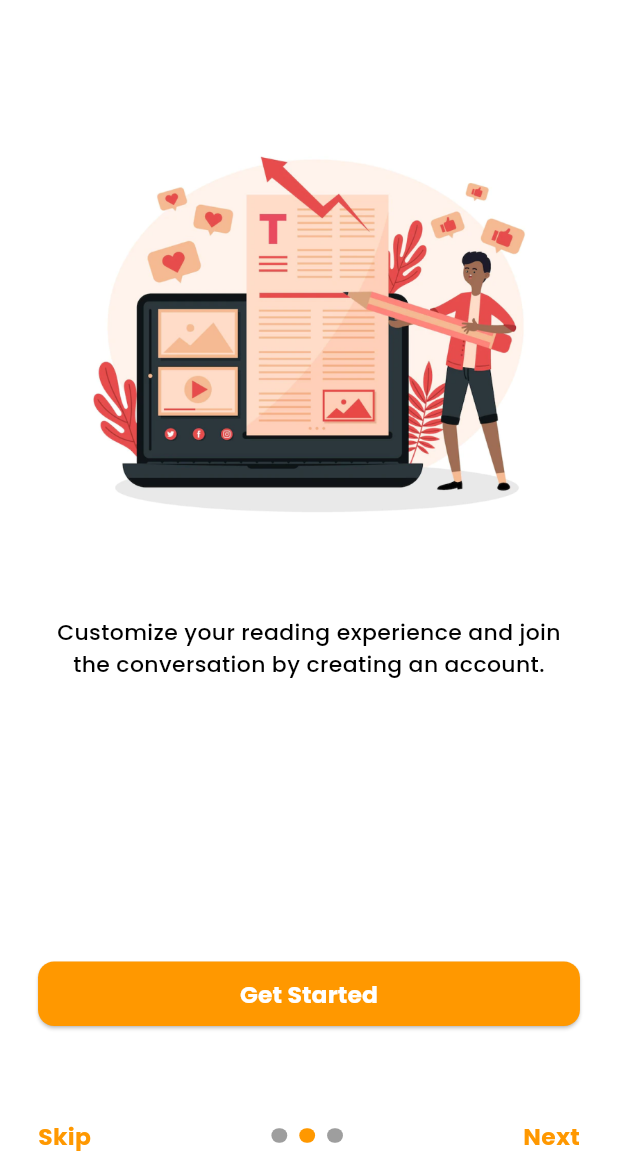
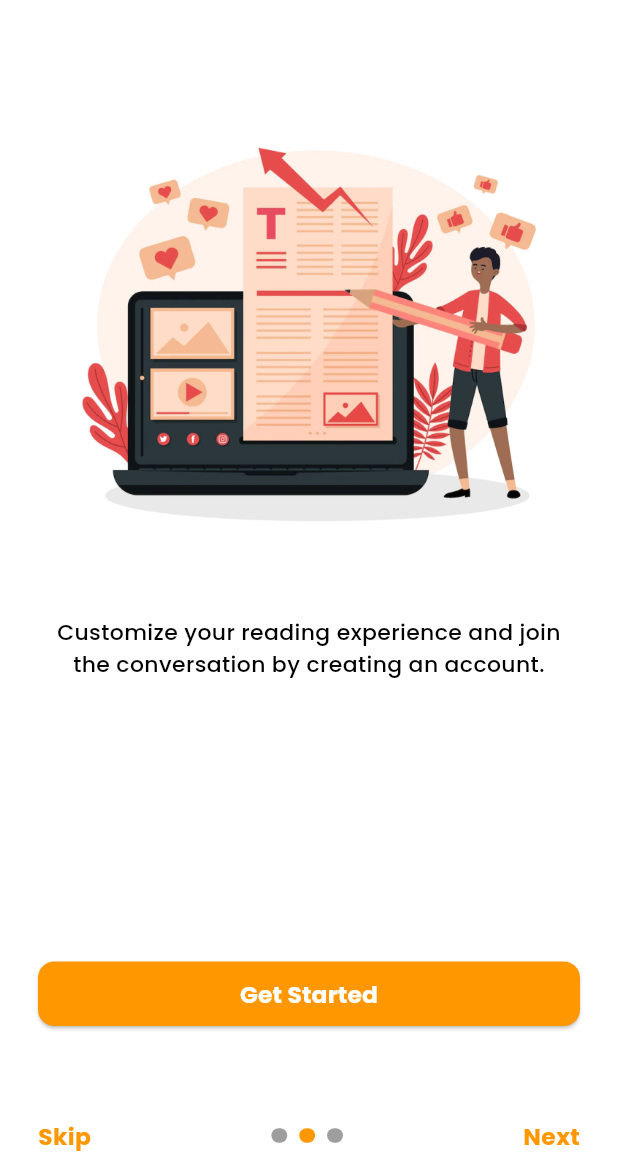
Before and after one commit to ganeshchay2021/Journo-Aapp, a Flutter app: the screen it shows after launch, swiped to page 2, on a phone screen of 412 x 824 dp, the part 62-1236 px from its top. Run offline on Flutter 3.47's test engine with Material 3 defaults, Android fonts, the phone set to English and light mode, and no system bars; drawn by our look-alikes of smooth_page_indicator; our stand-ins replace auto_route, device_preview, flutter_screenutil, google_fonts, velocity_x; missing offline and left inert: animation_wrappers.

Commit message:
Code Refactor

```diff
--- a/lib/main.dart
+++ b/lib/main.dart
@@ -21,9 +21,8 @@ class MyApp extends StatelessWidget {
   @override
   Widget build(BuildContext context) {
     return ScreenUtilInit(
-      designSize: const Size(390, 844),
+     designSize: const Size(390, 844),
       minTextAdapt: true,
-      useInheritedMediaQuery: true,
       splitScreenMode: true,
       child: MaterialApp.router(
         title: MyString.appName,
--- a/lib/presentation/screens/onboard/onboard.dart
+++ b/lib/presentation/screens/onboard/onboard.dart
@@ -15,6 +15,7 @@ class _OnBoardState extends State<OnBoard> {
 
   @override
   Widget build(BuildContext context) {
+
     return Scaffold(
       backgroundColor: MyColors.white,
       body: SafeArea(
@@ -40,10 +41,8 @@ class _OnBoardState extends State<OnBoard> {
                   },
                 ).expand(),
                 //Get Started Button
-                Padding(
-                  padding: EdgeInsets.symmetric(vertical: 61.h),
-                  child: const CustomButton(),
-                ),
+                const CustomButton(),
+                61.h.heightBox,
                 //Botton Action bar section
                 Row(
                   mainAxisAlignment: MainAxisAlignment.spaceBetween,
--- a/lib/presentation/screens/onboard/widgets/onboard_content.dart
+++ b/lib/presentation/screens/onboard/widgets/onboard_content.dart
@@ -18,8 +18,10 @@ class OnBoardContent extends StatelessWidget {
           image,
           height: 333.h,
           width: 333.w,
+          fit: BoxFit.cover,
         ),
-       25.h.heightBox,
+
+        25.h.heightBox,
         //onBoard Description
         onBoardText.text
             .size(15.sp)
```
Also changed, not shown: pubspec.lock.
